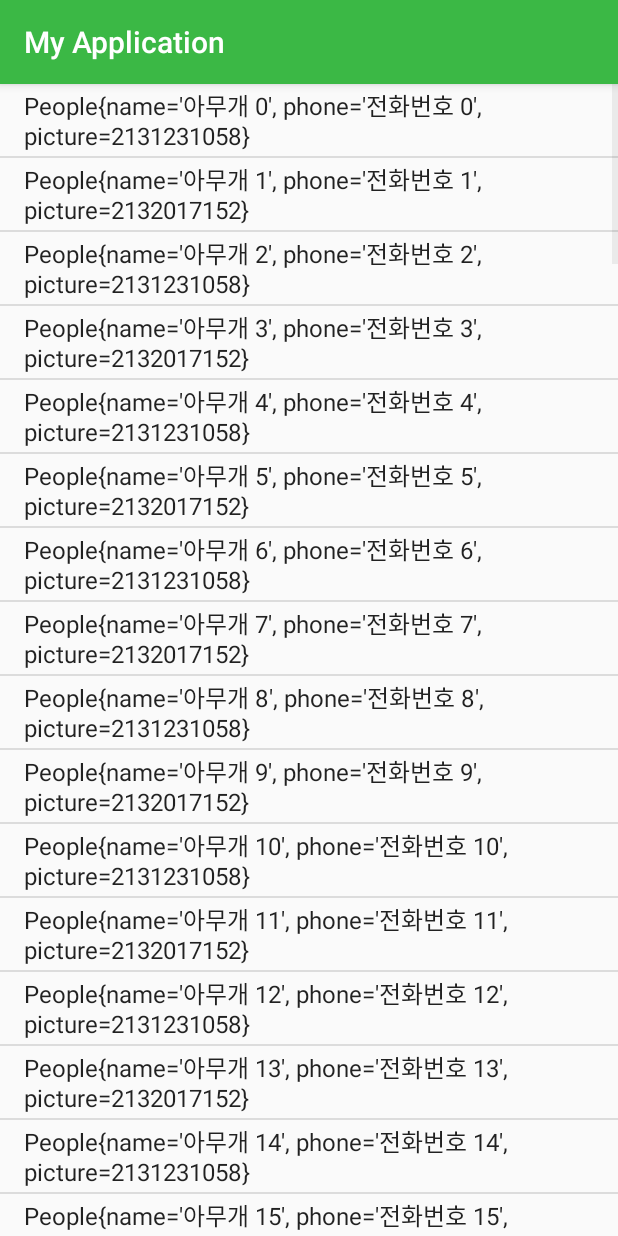
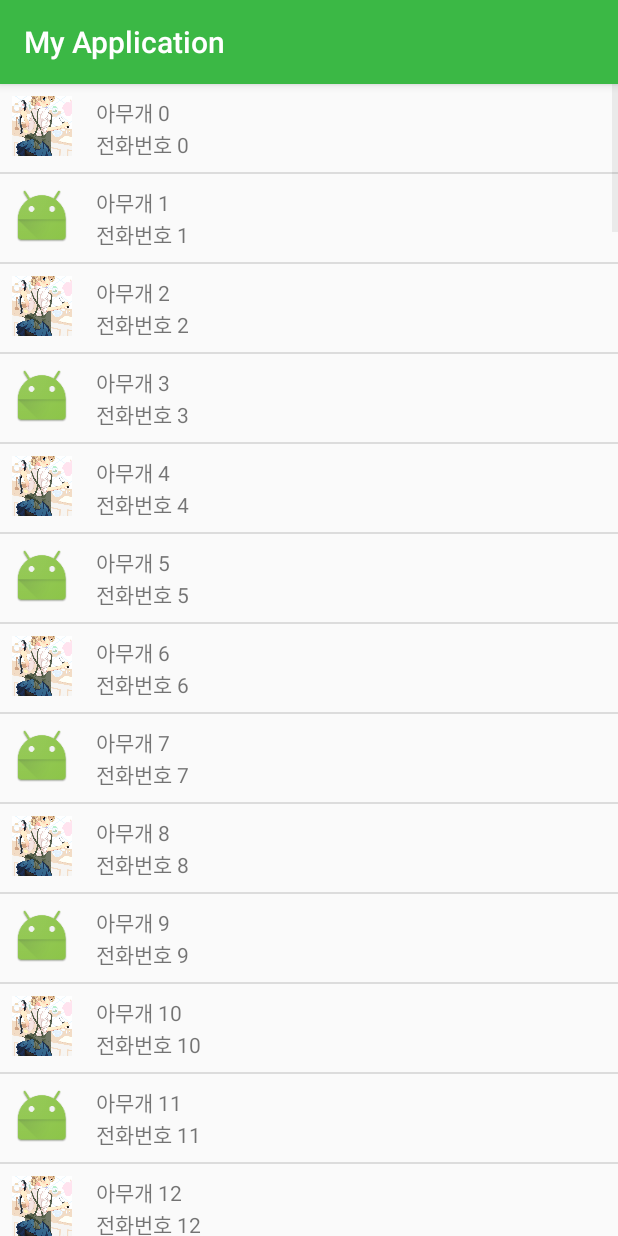
Before and after one commit to suwonsmartapp/Android6ki, an Android app: the AdapterViewExamActivity screen opened directly, with no data from a screen before it, on a phone screen of 412 x 824 dp. Run offline under Robolectric (Android 15) with nearby library versions, the phone set to English and light mode, and no system bars.

Commit message:
BaseAdapter 상속하여 나만의 어댑터 만들기 : 가장 느린 버전

```diff
--- a/app/src/main/java/com/example/myapplication/adapterview/AdapterViewExamActivity.java
+++ b/app/src/main/java/com/example/myapplication/adapterview/AdapterViewExamActivity.java
@@ -2,7 +2,6 @@ package com.example.myapplication.adapterview;
 
 import android.os.Bundle;
 import android.support.v7.app.AppCompatActivity;
-import android.widget.ArrayAdapter;
 import android.widget.ListView;
 
 import com.example.myapplication.R;
@@ -33,8 +32,7 @@ public class AdapterViewExamActivity extends AppCompatActivity {
         }
 
         // Adapter
-        ArrayAdapter<People> adapter = new ArrayAdapter<People>(AdapterViewExamActivity.this,
-                android.R.layout.simple_list_item_1,
+        PeopleAdapter adapter = new PeopleAdapter(AdapterViewExamActivity.this,
                 data);
 
         listView.setAdapter(adapter);
--- a/app/src/main/java/com/example/myapplication/adapterview/PeopleAdapter.java
+++ b/app/src/main/java/com/example/myapplication/adapterview/PeopleAdapter.java
@@ -1,8 +1,14 @@
 package com.example.myapplication.adapterview;
 
+import android.content.Context;
+import android.view.LayoutInflater;
 import android.view.View;
 import android.view.ViewGroup;
 import android.widget.BaseAdapter;
+import android.widget.ImageView;
+import android.widget.TextView;
+
+import com.example.myapplication.R;
 
 import java.util.List;
 
@@ -13,8 +19,10 @@ import java.util.List;
 public class PeopleAdapter extends BaseAdapter {
 
     private final List<People> mData;
+    private final Context mContext;
 
-    public PeopleAdapter(List<People> data) {
+    public PeopleAdapter(Context context, List<People> data) {
+        mContext = context;
         mData = data;
     }
 
@@ -41,7 +49,21 @@ public class PeopleAdapter extends BaseAdapter {
     // parent - 이 어댑터가 붙을 부모의 레퍼런스 (ListView나 GridView)
     @Override
     public View getView(int position, View convertView, ViewGroup parent) {
+        // 레이아웃 가지고 오기
+        convertView = LayoutInflater.from(mContext)
+                .inflate(R.layout.item_exam, parent, false);
+        ImageView imageView = (ImageView) convertView.findViewById(R.id.image_view);
+        TextView nameTextView = (TextView) convertView.findViewById(R.id.name_text);
+        TextView phoneTextView = (TextView) convertView.findViewById(R.id.phone_text);
 
-        return null;
+        // data
+        People people = (People) getItem(position);
+
+        // 뿌리기
+        imageView.setImageResource(people.getPicture());
+        nameTextView.setText(people.getName());
+        phoneTextView.setText(people.getPhone());
+
+        return convertView;
     }
 }
--- a/app/src/main/res/layout/item_exam.xml
+++ b/app/src/main/res/layout/item_exam.xml
@@ -6,6 +6,7 @@
     android:padding="8dp">
 
     <ImageView
+        android:id="@+id/image_view"
         android:layout_width="40dp"
         android:layout_height="40dp"
         android:scaleType="centerCrop"
@@ -18,11 +19,13 @@
         android:orientation="vertical">
 
         <TextView
+            android:id="@+id/name_text"
             android:layout_width="wrap_content"
             android:layout_height="wrap_content"
             android:text="아무개" />
 
         <TextView
+            android:id="@+id/phone_text"
             android:layout_width="wrap_content"
             android:layout_height="wrap_content"
             android:text="031-236-5043" />
```
